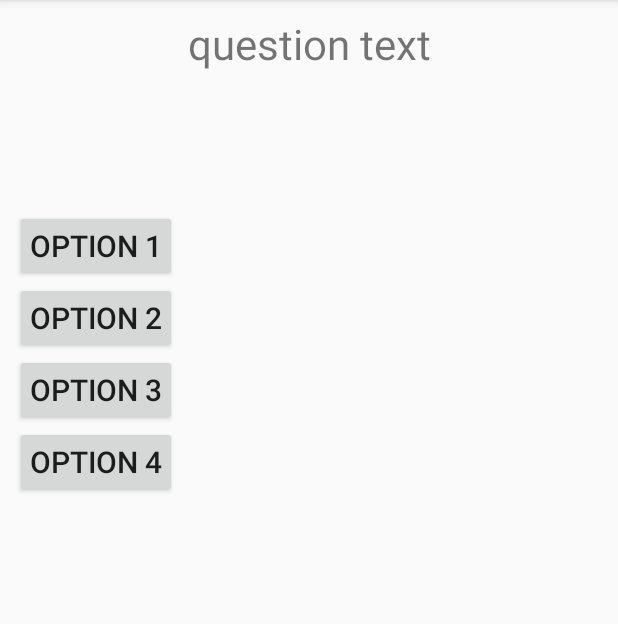
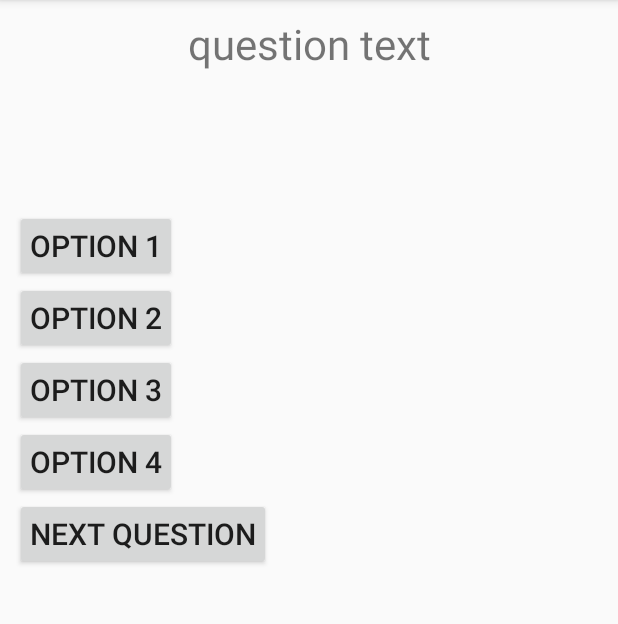
Before and after one commit to Aidanroth/AndroidTriviaGame, an Android app: the question_view screen opened directly, with no data from a screen before it, on a phone screen of 412 x 824 dp, the part 84-708 px from its top. Run offline under Robolectric (Android 15) with nearby library versions, the phone set to English and light mode, and no system bars; our stand-ins replace Firebase (no records; nobody signed in at launch, a user with empty details on screens opened directly).

Commit message:
grab all questions, cycle through, doesnt crash at end but needs a restart or back to main menu button, issues with multiple correct in some questions, displays default button values before loading first question

```diff
--- a/app/src/main/java/com/example/triviagame/question_view.java
+++ b/app/src/main/java/com/example/triviagame/question_view.java
@@ -3,13 +3,17 @@ package com.example.triviagame;
 import androidx.annotation.NonNull;
 import androidx.appcompat.app.AppCompatActivity;
 
+import android.content.Context;
 import android.graphics.Color;
 import android.os.Bundle;
 import android.os.Handler;
 import android.view.View;
 import android.widget.Button;
 import android.widget.TextView;
+import android.widget.Toast;
+import java.util.*;
 
+import com.example.triviagame.Model.MyApplication;
 import com.example.triviagame.Model.Question;
 import com.google.firebase.database.DataSnapshot;
 import com.google.firebase.database.DatabaseError;
@@ -17,43 +21,58 @@ import com.google.firebase.database.DatabaseReference;
 import com.google.firebase.database.FirebaseDatabase;
 import com.google.firebase.database.ValueEventListener;
 
+import java.util.ArrayList;
+import java.util.Collection;
+import java.util.Vector;
+
 public class question_view extends AppCompatActivity {
 
     TextView questionText;
-    Button button1, button2, button3, button4;
+    Button button1, button2, button3, button4, buttonNextQ;
 
-    public DatabaseReference rootRef = FirebaseDatabase.getInstance().getReference(); //gets root of the FireBase JSON Tree
-    public DatabaseReference childRef = rootRef.child("history_questions").child(String.valueOf(1));
 
+
+    ArrayList<Question> qVector = new ArrayList<>(50);
     int score = 0;
+    int numQuestions = 7;
+    int qNum = 0;
+    Question question = new Question();
 
     @Override
     protected void onCreate(Bundle savedInstanceState) {
         super.onCreate(savedInstanceState);
         setContentView(R.layout.activity_question_view);
+
+        getQuestions("science_questions");
+
         button1 = findViewById(R.id.button1);
         button2 = findViewById(R.id.button2);
         button3 = findViewById(R.id.button3);
         button4 = findViewById(R.id.button4);
+        buttonNextQ = findViewById(R.id.buttonNextQ);
 
         questionText = findViewById(R.id.questionText);
 
+        refreshScreen();
+
         updateData();
+
 
     }
 
     private void updateData() {
 
-        childRef.addValueEventListener(new ValueEventListener() {
-            @Override
-            public void onDataChange(@NonNull DataSnapshot dataSnapshot) {
-                final Question question = dataSnapshot.getValue(Question.class);
-
-                questionText.setText(question.getQuestion());
-                button1.setText(question.getOption1());
-                button2.setText(question.getOption2());
-                button3.setText(question.getOption3());
-                button4.setText(question.getOption4());
+            buttonNextQ.setOnClickListener(new View.OnClickListener(){
+                public void onClick(View view) {
+                    if(qNum < 7) {
+                        refreshScreen();
+                        button1.setBackgroundColor(Color.LTGRAY);
+                        button2.setBackgroundColor(Color.LTGRAY);
+                        button3.setBackgroundColor(Color.LTGRAY);
+                        button4.setBackgroundColor(Color.LTGRAY);
+                    }
+                }
+            });
 
                 // button 1 click result logic
                 button1.setOnClickListener(new View.OnClickListener() {
@@ -67,11 +86,12 @@ public class question_view extends AppCompatActivity {
                                 @Override
                                 public void run() {
                                     score++;
-                                    button1.setBackgroundColor(Color.parseColor("#03A9F4"));
+                                   // button1.setBackgroundColor(Color.parseColor("#03A9F4"));
 
 
                                 }
                             },1500);
+
 
                         }
                         else {  //if wrong, make correct button turn green
@@ -103,11 +123,14 @@ public class question_view extends AppCompatActivity {
                                 @Override
                                 public void run() {
                                     score++;
-                                    button2.setBackgroundColor(Color.parseColor("#03A9F4"));
+                                 //   button2.setBackgroundColor(Color.parseColor("#03A9F4"));
 
 
                                 }
                             },1500);
+
+
+
 
                         }
                         else {  //if wrong, make correct button turn green
@@ -139,11 +162,13 @@ public class question_view extends AppCompatActivity {
                                 @Override
                                 public void run() {
                                     score++;
-                                    button3.setBackgroundColor(Color.parseColor("#03A9F4"));
+                                   // button3.setBackgroundColor(Color.parseColor("#03A9F4"));
 
 
                                 }
                             },1500);
+
+
 
                         }
                         else {  //if wrong, make correct button turn green
@@ -175,11 +200,12 @@ public class question_view extends AppCompatActivity {
                                 @Override
                                 public void run() {
                                     score++;
-                                    button4.setBackgroundColor(Color.parseColor("#03A9F4"));
+                                   // button4.setBackgroundColor(Color.parseColor("#03A9F4"));
 
 
                                 }
                             },1500);
+
 
                         }
                         else {  //if wrong, make correct button turn green
@@ -200,10 +226,52 @@ public class question_view extends AppCompatActivity {
                 });
             }
 
-            @Override
-            public void onCancelled(@NonNull DatabaseError databaseError) {
 
-            }
-        });
+    private void refreshScreen() {
+
+        // The first time this method is called the array list is empty even though it should have been generated already.
+        // thats why the check for empty is neccessary to prevent a crash but it also means when you start the game you
+        // see the defaul text values not the first question.
+        if(!qVector.isEmpty()) {
+
+            question = qVector.get(qNum);
+            questionText.setText(question.getQuestion());
+            button1.setText(question.getOption1());
+            button2.setText(question.getOption2());
+            button3.setText(question.getOption3());
+            button4.setText(question.getOption4());
+            qNum++;
+        }
+
+
     }
-}
+
+
+    public void getQuestions (String category) {
+        DatabaseReference rootRef = FirebaseDatabase.getInstance().getReference(); //gets root of the FireBase JSON Tree
+
+        for (int i = 1; i <= numQuestions; i++) {   // loop to go through all questions in a category. Will probably need to hardcode number of questions.
+            DatabaseReference childRef = rootRef.child(category).child(String.valueOf(i));
+
+            //for loop based on number of questions in category
+            childRef.addValueEventListener(new ValueEventListener() {
+                @Override
+                public void onDataChange(@NonNull DataSnapshot dataSnapshot) {
+                    Question question1 = dataSnapshot.getValue(Question.class);
+                   // System.out.println("Adding " + question1.question);
+                    qVector.add(question1);
+
+                }
+
+                @Override
+                public void onCancelled(@NonNull DatabaseError databaseError) {
+
+                }
+            });
+        }
+        Collections.shuffle(qVector, new Random(5));
+    }
+
+
+
+} // End class
--- a/app/src/main/res/layout/activity_question_view.xml
+++ b/app/src/main/res/layout/activity_question_view.xml
@@ -69,6 +69,19 @@
             android:layout_marginEnd="10dp"
             />
 
+        <Button
+            android:id="@+id/buttonNextQ"
+            android:layout_width="wrap_content"
+            android:layout_height="wrap_content"
+            android:padding="10dp"
+            android:text="Next Question"
+            android:textAlignment="center"
+            android:textSize="20sp"
+            android:layout_marginStart="10dp"
+            android:layout_marginEnd="10dp"
+            />
+
+
     </LinearLayout>
 
 </androidx.constraintlayout.widget.ConstraintLayout>
--- a/app/src/main/res/layout/activity_settings_activity.xml
+++ b/app/src/main/res/layout/activity_settings_activity.xml
@@ -24,9 +24,7 @@
         android:background="#D3D3D3"
         android:text="Difficulty"
         android:textColor="#000000"
-        android:textSize="24dp"
-
-        />
+        android:textSize="24dp" />
 
 
     <Spinner
```
Also changed, not shown: app/src/main/java/com/example/triviagame/Model/MyApplication.java (+22 -22 lines).
